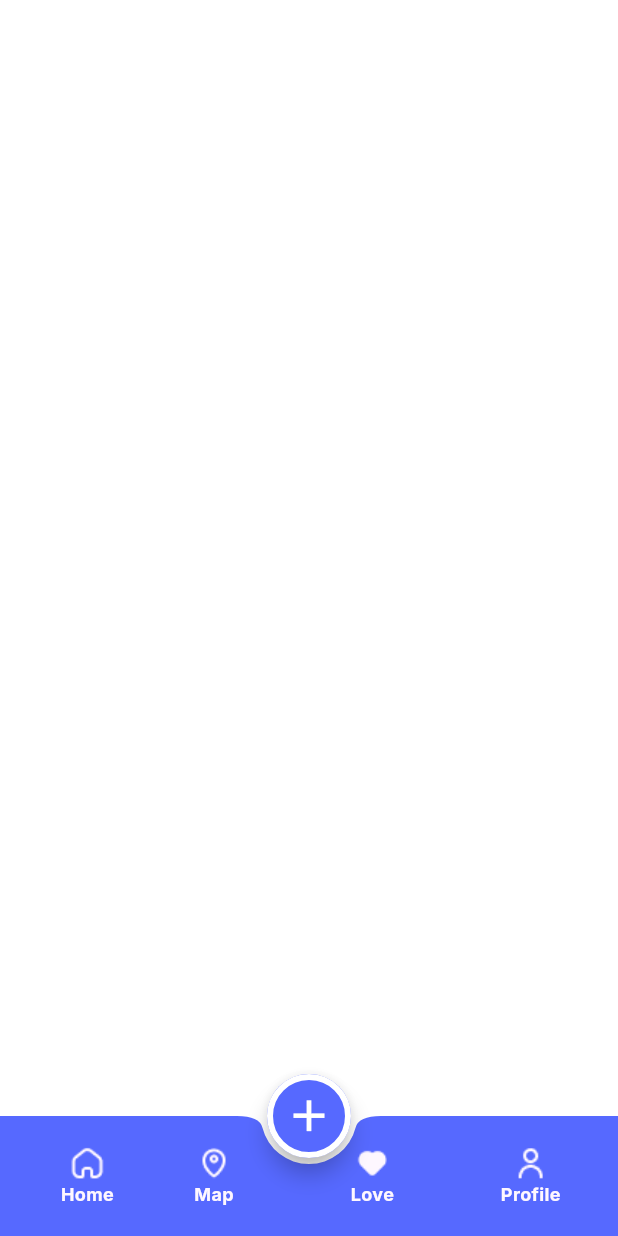
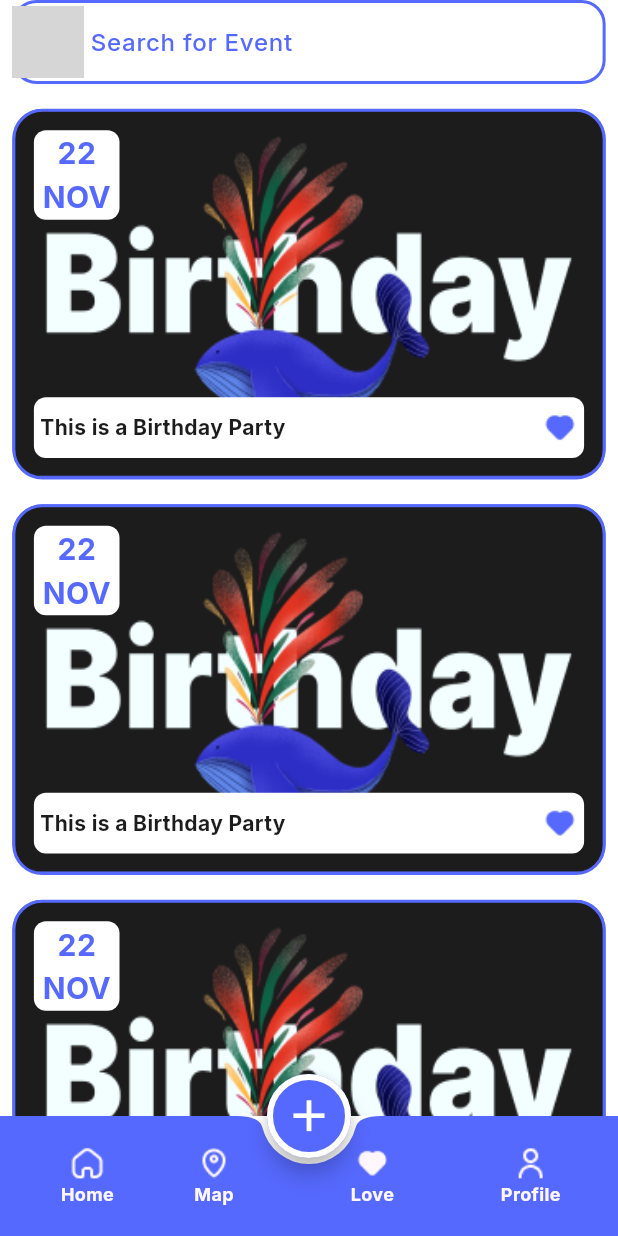
Before and after one commit to rowansherif/Evently, a Flutter app: the screen it shows after launch, item 3 of the bottom bar chosen, on a phone screen of 412 x 824 dp. Run offline on Flutter 3.47's test engine with Material 3 defaults, Android fonts, the phone set to English and light mode, and no system bars; our stand-ins replace google_fonts; generated files the repository leaves out were written again; grey boxes are pictures that could not be loaded.

Commit message:
Added love tap screen. created custom text Field.

```diff
--- /dev/null
+++ b/lib/ui/home_screen/taps/custom_textfield.dart
@@ -0,0 +1,65 @@
+import 'package:events_app/utils/app_colors.dart';
+import 'package:events_app/utils/app_styles.dart';
+import 'package:flutter/material.dart';
+
+class CustomTextfield extends StatelessWidget {
+  Color borderColor;
+  Widget? prefixIcon;
+  Widget? suffixIcon;
+  String hintText;
+  String? labelText;
+  TextStyle? hintStyle;
+  TextStyle? labelStyle;
+  bool obscureText;
+  CustomTextfield(
+      {this.borderColor = AppColors.greyColor,
+      this.prefixIcon,
+      this.suffixIcon,
+      required this.hintText,
+      this.hintStyle,
+      this.labelText,
+      this.labelStyle,
+      this.obscureText = false});
+
+  @override
+  Widget build(BuildContext context) {
+    return TextFormField(
+      decoration: InputDecoration(
+        labelText: labelText,
+        labelStyle: labelStyle ?? AppStyles.medium16Grey,
+        prefixIcon: prefixIcon,
+        suffixIcon: suffixIcon,
+        hintText: hintText,
+        hintStyle: hintStyle ?? AppStyles.medium16Grey,
+        enabledBorder: OutlineInputBorder(
+          borderRadius: BorderRadius.circular(16),
+          borderSide: BorderSide(
+            color: borderColor,
+            width: 2,
+          ),
+        ),
+        focusedBorder: OutlineInputBorder(
+          borderRadius: BorderRadius.circular(16),
+          borderSide: BorderSide(
+            color: borderColor,
+            width: 2,
+          ),
+        ),
+        errorBorder: OutlineInputBorder(
+          borderRadius: BorderRadius.circular(16),
+          borderSide: BorderSide(
+            color: AppColors.redColor,
+            width: 2,
+          ),
+        ),
+        focusedErrorBorder: OutlineInputBorder(
+          borderRadius: BorderRadius.circular(16),
+          borderSide: BorderSide(
+            color: AppColors.redColor,
+            width: 2,
+          ),
+        ),
+      ),
+    );
+  }
+}
--- a/lib/ui/home_screen/taps/home/event_item_widget.dart
+++ b/lib/ui/home_screen/taps/home/event_item_widget.dart
@@ -11,7 +11,7 @@ class EventItemWidget extends StatelessWidget {
     var width = MediaQuery.of(context).size.width;
     return Container(
       height: height * 0.3,
-      padding: EdgeInsets.symmetric(vertical: height * 0.02, horizontal:  width * 0.02),
+      padding: EdgeInsets.symmetric(vertical: height * 0.015, horizontal:  width * 0.03),
       decoration: BoxDecoration(
         border: Border.all(
           color: AppColors.primaryLight,
@@ -46,7 +46,7 @@ class EventItemWidget extends StatelessWidget {
             child: Row(
               mainAxisAlignment: MainAxisAlignment.spaceBetween,
               children: [
-                Text('This is a Birthday Party ',style: AppStyles.bold14black,),
+                Expanded(child: Text('This is a Birthday Party ',style: AppStyles.bold14black,)),
                 ImageIcon(AssetImage(AssetsManager.favouriteIconSelected),
                 color:  AppColors.primaryLight,)
               ],
--- a/lib/ui/home_screen/taps/love/love_tap.dart
+++ b/lib/ui/home_screen/taps/love/love_tap.dart
@@ -1,9 +1,40 @@
+import 'package:events_app/ui/home_screen/taps/custom_textfield.dart';
+import 'package:events_app/ui/home_screen/taps/home/event_item_widget.dart';
+import 'package:events_app/utils/app_colors.dart';
+import 'package:events_app/utils/app_styles.dart';
+import 'package:events_app/utils/assets_manager.dart';
 import 'package:flutter/material.dart';
+import 'package:flutter_gen/gen_l10n/app_localizations.dart';
 
 class LoveTap extends StatelessWidget {
 
   @override
   Widget build(BuildContext context) {
-    return Container();
+    var height = MediaQuery.of(context).size.height;
+    var width = MediaQuery.of(context).size.width;
+    return SafeArea(
+      child: Padding(
+        padding: EdgeInsets.symmetric(horizontal: width * 0.02),
+        child: Column(
+          children: [
+            CustomTextfield(hintText: AppLocalizations.of(context)!.searchForEvent,
+            prefixIcon: ImageIcon(AssetImage(AssetsManager.searchIcon),color: AppColors.primaryLight,),
+            borderColor: AppColors.primaryLight,
+            hintStyle: AppStyles.medium16PrimaryLight,),
+            Expanded(
+              child: ListView.separated(
+                  padding: EdgeInsets.symmetric(vertical: height * 0.02),
+                  itemBuilder: (context, index){
+                    return EventItemWidget();
+                  },
+                  separatorBuilder: (context, index){
+                    return SizedBox(height: height * 0.02,);
+                  },
+                  itemCount: 10),
+            ),
+          ],
+        ),
+      ),
+    );
   }
 }
```
Also changed, not shown: lib/ui/home_screen/taps/home/tap_event_widget.dart (+8 -3 lines).
